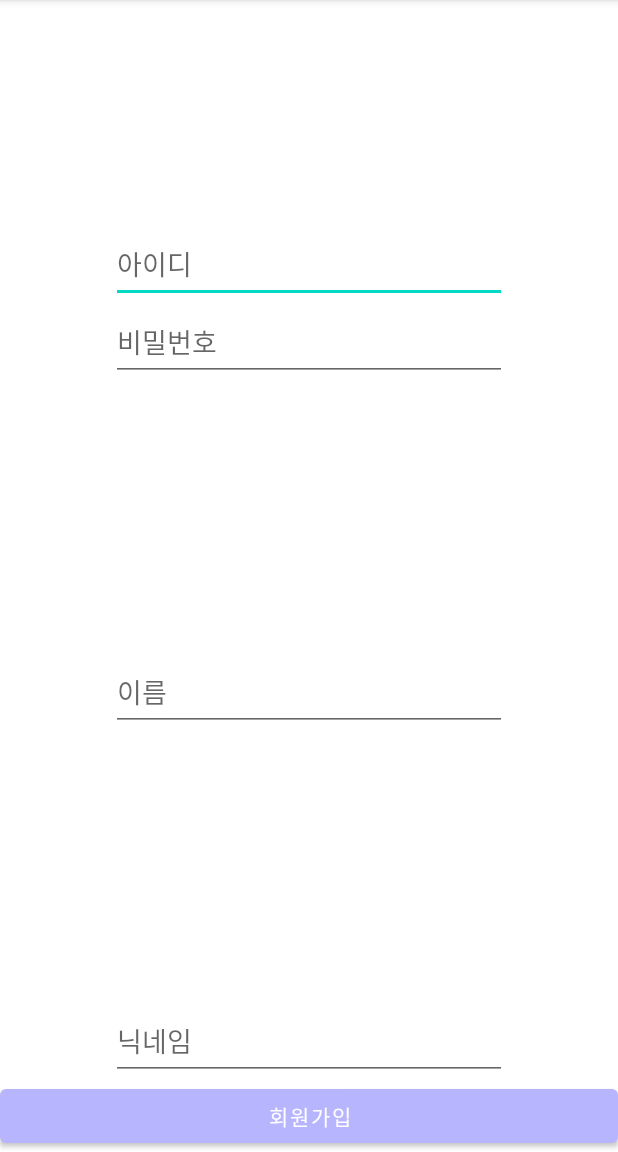
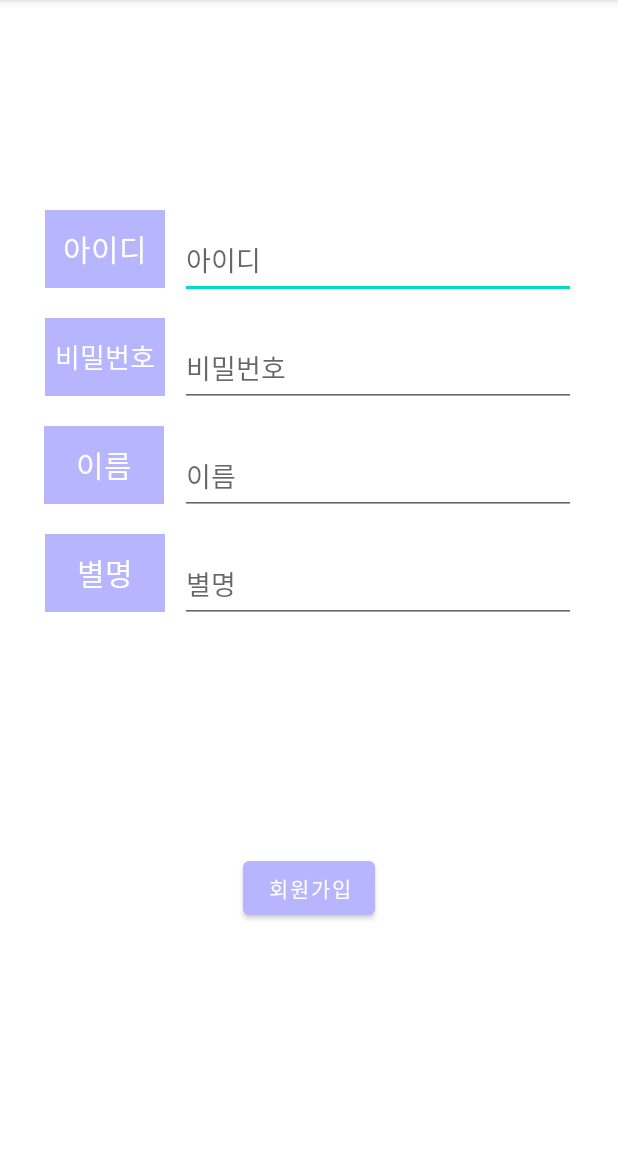
Before and after one commit to soe-un/moppo, an Android app: the RegisterActivity screen opened directly, with no data from a screen before it, after a tap on "회원가입", on a phone screen of 412 x 824 dp, the part 84-1236 px from its top. Run offline under Robolectric (Android 15) with nearby library versions, the phone set to English and light mode, and no system bars; network calls fail.

Commit message:
regiset oK

```diff
--- a/app/src/main/java/com/example/moppo/CustomAdapter.java
+++ b/app/src/main/java/com/example/moppo/CalendarAdapter.java
@@ -19,12 +19,12 @@ import androidx.recyclerview.widget.RecyclerView;
 
 import java.util.ArrayList;
 
-public class CustomAdapter extends RecyclerView.Adapter<CustomAdapter.CustomViewHolder> {
+public class CalendarAdapter extends RecyclerView.Adapter<CalendarAdapter.CustomViewHolder> {
 
     private ArrayList<DailyPlan> dailyPlans;
     private Context mContext;
 
-    public CustomAdapter(Context context, ArrayList<DailyPlan> dailyPlans) { //constructor
+    public CalendarAdapter(Context context, ArrayList<DailyPlan> dailyPlans) { //constructor
         this.mContext = context;
         this.dailyPlans = dailyPlans;
     }
@@ -52,13 +52,13 @@ public class CustomAdapter extends RecyclerView.Adapter<CustomAdapter.CustomView
 
     @NonNull
     @Override
-    public CustomAdapter.CustomViewHolder onCreateViewHolder(@NonNull ViewGroup parent, int viewType) { //뷰홀더 객체 생성
+    public CalendarAdapter.CustomViewHolder onCreateViewHolder(@NonNull ViewGroup parent, int viewType) { //뷰홀더 객체 생성
         View view = LayoutInflater.from(parent.getContext()).inflate(R.layout.item_list,parent,false);
         return new CustomViewHolder(view);
     }
 
     @Override
-    public void onBindViewHolder(@NonNull CustomAdapter.CustomViewHolder holder, int position) {//데이터를 뷰홀더에 바인딩
+    public void onBindViewHolder(@NonNull CalendarAdapter.CustomViewHolder holder, int position) {//데이터를 뷰홀더에 바인딩
         final DailyPlan dailyPlan = dailyPlans.get(position); //final로 선언해야 값이 바뀌지 않음
 
         holder.plan.setText(dailyPlan.getPlan());
--- a/app/src/main/java/com/example/moppo/DailyActivity.java
+++ b/app/src/main/java/com/example/moppo/DailyActivity.java
@@ -6,7 +6,6 @@ import android.view.LayoutInflater;
 import android.view.View;
 import android.widget.Button;
 import android.widget.EditText;
-import android.widget.ImageView;
 import android.widget.TextView;
 import android.widget.Toast;
 
@@ -21,16 +20,14 @@ import java.io.BufferedOutputStream;
 import java.io.DataInputStream;
 import java.io.DataOutputStream;
 import java.io.FileInputStream;
-import java.io.FileNotFoundException;
 import java.io.FileOutputStream;
 import java.io.IOException;
-import java.time.temporal.TemporalAccessor;
 import java.util.ArrayList;
 
 public class DailyActivity extends AppCompatActivity {
 
     private ArrayList<DailyPlan> mPlanList = new ArrayList<>();
-    private CustomAdapter mAdapter;
+    private CalendarAdapter mAdapter;
     private RecyclerView mRecyclerView;
     private RecyclerView.LayoutManager mLayoutManager;
     String selectedDate;
@@ -47,7 +44,7 @@ public class DailyActivity extends AppCompatActivity {
         mLayoutManager = new LinearLayoutManager(this);
         mRecyclerView.setLayoutManager(mLayoutManager);
 
-        mAdapter = new CustomAdapter(this, mPlanList);
+        mAdapter = new CalendarAdapter(this, mPlanList);
         mRecyclerView.setAdapter(mAdapter);
 
         Intent intent = getIntent();
--- a/app/src/main/java/com/example/moppo/LoginActivity.java
+++ b/app/src/main/java/com/example/moppo/LoginActivity.java
@@ -70,14 +70,13 @@ public class LoginActivity extends AppCompatActivity {
                     @Override
                     public void onResponse(String response) {
                         try {
-                            System.out.println("response : " + response);
+                            //System.out.println("response : " + response);
 
                             JSONObject jsonObject = new JSONObject(response);
                             boolean success = jsonObject.getBoolean("success");
 
 
                             if (success) {
-
                                 String userID = jsonObject.getString("userID");
                                 String userPwd = jsonObject.getString("userPwd");
 
@@ -123,7 +122,7 @@ public class LoginActivity extends AppCompatActivity {
                     @Override
                     public void onSuccess(MeV2Response result) {
                         Intent intent = new Intent(LoginActivity.this, CalendarActivity.class);
-                        intent.putExtra("name", result.getKakaoAccount().getProfile().getNickname());//지원 중단
+                        //intent.putExtra("name", result.getKakaoAccount().getProfile().getNickname());//지원 중단
                         intent.putExtra("profileImg", result.getKakaoAccount().getProfile().getProfileImageUrl());
                         intent.putExtra("email", result.getKakaoAccount().getEmail());
                         startActivity(intent);
@@ -136,7 +135,7 @@ public class LoginActivity extends AppCompatActivity {
 
             @Override
             public void onSessionOpenFailed(KakaoException exception) {
-
+                System.out.println("not open");
             }
         };
         Session.getCurrentSession().addCallback(mSessionCallback);
--- a/app/src/main/java/com/example/moppo/RegisterActivity.java
+++ b/app/src/main/java/com/example/moppo/RegisterActivity.java
@@ -32,11 +32,12 @@ public class RegisterActivity extends AppCompatActivity {
             public void onClick(View view){//Eidt Text에 입력되어 있는 값 가져오기
                 String userID=et_id.getText().toString();
                 String userPass=et_pass.getText().toString();
-                String userName=et_name.getText().toString();
-                String nickName=et_nick.getText().toString();
+                String name=et_name.getText().toString();
+                String nickname=et_nick.getText().toString();
 
-                RegisterData task = new RegisterData();
-                task.execute("http://" + IP_ADDRESS + "/insert.php", userID, userPass, userName, nickName);
+                RegisterData task = new RegisterData(getApplicationContext());
+                task.execute("http://" + IP_ADDRESS + "/register.php", userID, userPass, name, nickname);
+
             }
         });
     }
--- a/app/src/main/java/com/example/moppo/RegisterData.java
+++ b/app/src/main/java/com/example/moppo/RegisterData.java
@@ -1,7 +1,9 @@
 package com.example.moppo;
 
+import android.content.Context;
 import android.os.AsyncTask;
 import android.util.Log;
+import android.widget.Toast;
 
 import java.io.BufferedReader;
 import java.io.InputStream;
@@ -12,6 +14,11 @@ import java.net.URL;
 
 class RegisterData extends AsyncTask<String, Void, String> {
     private static String TAG = "phptest";
+    Context registerContext;
+
+    public RegisterData(Context c){
+        this.registerContext = c;
+    }
 
     @Override
     protected void onPreExecute(){
@@ -19,9 +26,12 @@ class RegisterData extends AsyncTask<String, Void, String> {
     }
 
     @Override
-    protected void onPostExecute(String result){
+    protected void onPostExecute(String result) {
         super.onPostExecute(result);
-        Log.d(TAG,"POST response - " +result);
+        Log.d(TAG, "POST response - " + result);
+        if (result.equals("success")) {
+            Toast.makeText(registerContext, "회원가입이 되었습니다.", Toast.LENGTH_LONG).show();
+        } else { Toast.makeText(registerContext, result, Toast.LENGTH_LONG).show(); }
     }
 
     @Override
@@ -29,11 +39,11 @@ class RegisterData extends AsyncTask<String, Void, String> {
         //id, password, name, nickname
         String userID = (String)params[1];
         String userPwd = (String)params[2];
-        String userName = (String)params[3];
-        String nickName = (String)params[4];
+        String name = (String)params[3];
+        String nickname = (String)params[4];
 
         String serverURL = (String)params[0];
-        String postParameters = "userID=" + userID + "&userPwd=" + userPwd + "&userName=" + userName + "&nickName=" + nickName;
+        String postParameters = "userID=" + userID + "&userPwd=" + userPwd + "&name=" + name + "&nickname=" + nickname;
 
         try{
 
--- a/app/src/main/java/com/example/moppo/ServerInfo.java
+++ b/app/src/main/java/com/example/moppo/ServerInfo.java
@@ -1,7 +1,7 @@
 package com.example.moppo;
 
 public class ServerInfo {
-    final static private String IPaddress = "172.30.1.15";
+    final static private String IPaddress = "52.78.45.99";
     final static private String loginURL = "http://"+IPaddress+"/login.php";
 
     public static String getIPaddress() {
--- a/app/src/main/res/layout/activity_login.xml
+++ b/app/src/main/res/layout/activity_login.xml
@@ -16,7 +16,7 @@
         android:layout_marginEnd="8dp"
         android:layout_marginRight="8dp"
         android:ems="10"
-        android:hint="아이디"
+        android:hint="@string/id"
         android:inputType="textPersonName"
         app:layout_constraintEnd_toEndOf="parent"
         app:layout_constraintHorizontal_bias="0.484"
@@ -33,8 +33,8 @@
         android:layout_marginEnd="8dp"
         android:layout_marginRight="8dp"
         android:ems="10"
-        android:hint="비밀번호"
-        android:inputType="textPersonName"
+        android:hint="@string/pw"
+        android:inputType="textPassword"
         app:layout_constraintEnd_toEndOf="parent"
         app:layout_constraintHorizontal_bias="0.484"
         app:layout_constraintStart_toStartOf="parent"
--- a/app/src/main/res/layout/activity_register.xml
+++ b/app/src/main/res/layout/activity_register.xml
@@ -10,22 +10,26 @@
         android:id="@+id/et_id"
         android:layout_width="264dp"
         android:layout_height="52dp"
-        android:layout_marginTop="150dp"
         android:ems="10"
-        android:hint="아이디"
+        android:hint="@string/id"
         android:inputType="textPersonName"
+        app:layout_constraintBottom_toBottomOf="parent"
         app:layout_constraintEnd_toEndOf="parent"
+        app:layout_constraintHorizontal_bias="0.809"
         app:layout_constraintStart_toStartOf="parent"
-        app:layout_constraintTop_toTopOf="parent" />
+        app:layout_constraintTop_toTopOf="parent"
+        app:layout_constraintVertical_bias="0.206" />
 
     <EditText
         android:id="@+id/et_pass"
         android:layout_width="264dp"
         android:layout_height="52dp"
+        android:layout_marginTop="20dp"
         android:ems="10"
-        android:hint="비밀번호"
-        android:inputType="textPersonName"
+        android:hint="@string/pw"
+        android:inputType="textPassword"
         app:layout_constraintEnd_toEndOf="parent"
+        app:layout_constraintHorizontal_bias="0.809"
         app:layout_constraintStart_toStartOf="parent"
         app:layout_constraintTop_toBottomOf="@+id/et_id" />
 
@@ -33,11 +37,12 @@
         android:id="@+id/et_name"
         android:layout_width="264dp"
         android:layout_height="52dp"
+        android:layout_marginTop="20dp"
         android:ems="10"
-        android:hint="이름"
+        android:hint="@string/name"
         android:inputType="textPersonName"
-        app:layout_constraintBottom_toTopOf="@+id/et_nick"
         app:layout_constraintEnd_toEndOf="parent"
+        app:layout_constraintHorizontal_bias="0.809"
         app:layout_constraintStart_toStartOf="parent"
         app:layout_constraintTop_toBottomOf="@+id/et_pass" />
 
@@ -45,19 +50,88 @@
         android:id="@+id/et_nick"
         android:layout_width="264dp"
         android:layout_height="52dp"
+        android:layout_marginTop="20dp"
         android:ems="10"
-        android:hint="닉네임"
+        android:hint="@string/nickname"
         android:inputType="textPersonName"
-        app:layout_constraintBottom_toTopOf="@+id/register_btn"
+        app:layout_constraintEnd_toEndOf="parent"
+        app:layout_constraintHorizontal_bias="0.809"
+        app:layout_constraintStart_toStartOf="parent"
+        app:layout_constraintTop_toBottomOf="@+id/et_name" />
+
+    <Button
+        android:id="@+id/register_btn"
+        android:layout_width="wrap_content"
+        android:layout_height="wrap_content"
+        android:layout_marginBottom="152dp"
+        android:text="@string/register"
+        app:layout_constraintBottom_toBottomOf="parent"
         app:layout_constraintEnd_toEndOf="parent"
         app:layout_constraintStart_toStartOf="parent" />
 
-    <Button
-        android:id="@+id/register_btn"
-        android:layout_width="0dp"
-        android:layout_height="wrap_content"
-        android:text="회원가입"
-        app:layout_constraintBottom_toBottomOf="parent"
-        app:layout_constraintEnd_toEndOf="parent"
-        app:layout_constraintStart_toStartOf="parent" />
+    <TextView
+        android:id="@+id/textView1"
+        android:layout_width="80dp"
+        android:layout_height="52dp"
+        android:layout_marginTop="140dp"
+        android:background="@color/main_color"
+        android:gravity="center_horizontal|center_vertical"
+        android:text="@string/id"
+        android:textColor="@color/white"
+        android:textColorHint="@color/white"
+        android:textSize="20sp"
+        app:layout_constraintEnd_toStartOf="@+id/et_id"
+        app:layout_constraintHorizontal_bias="0.75"
+        app:layout_constraintStart_toStartOf="parent"
+        app:layout_constraintTop_toTopOf="parent" />
+
+    <TextView
+        android:id="@+id/textView2"
+        android:layout_width="80dp"
+        android:layout_height="52dp"
+        android:layout_marginTop="20dp"
+        android:background="@color/main_color"
+        android:gravity="center_horizontal|center_vertical"
+        android:text="@string/pw"
+        android:textColor="@color/white"
+        android:textColorHint="@color/white"
+        android:textSize="18sp"
+        app:layout_constraintEnd_toStartOf="@+id/et_pass"
+        app:layout_constraintHorizontal_bias="0.743"
+        app:layout_constraintStart_toStartOf="parent"
+        app:layout_constraintTop_toBottomOf="@+id/textView1" />
+
+    <TextView
+        android:id="@+id/textView3"
+        android:layout_width="80dp"
+        android:layout_height="52dp"
+        android:layout_marginStart="16dp"
+        android:layout_marginLeft="16dp"
+        android:layout_marginTop="20dp"
+        android:background="@color/main_color"
+        android:gravity="center_horizontal|center_vertical"
+        android:text="@string/name"
+        android:textColor="@color/white"
+        android:textColorHint="@color/white"
+        android:textSize="20sp"
+        app:layout_constraintEnd_toStartOf="@+id/et_name"
+        app:layout_constraintHorizontal_bias="0.565"
+        app:layout_constraintStart_toStartOf="parent"
+        app:layout_constraintTop_toBottomOf="@+id/textView2" />
+
+    <TextView
+        android:id="@+id/textView4"
+        android:layout_width="80dp"
+        android:layout_height="52dp"
+        android:layout_marginTop="20dp"
+        android:background="@color/main_color"
+        android:gravity="center_horizontal|center_vertical"
+        android:text="@string/nickname"
+        android:textColor="@color/white"
+        android:textColorHint="@color/white"
+        android:textSize="20sp"
+        app:layout_constraintEnd_toStartOf="@+id/et_nick"
+        app:layout_constraintHorizontal_bias="0.743"
+        app:layout_constraintStart_toStartOf="parent"
+        app:layout_constraintTop_toBottomOf="@+id/textView3" />
 </androidx.constraintlayout.widget.ConstraintLayout>
--- a/app/src/main/res/values/strings.xml
+++ b/app/src/main/res/values/strings.xml
@@ -1,6 +1,9 @@
 <resources>
     <string name="app_name">Moppo</string>
     <string name="login">로그인</string>
-    <string name="kakaologin">카카오톡 로그인</string>
     <string name="register">회원가입</string>
+    <string name="name">이름</string>
+    <string name="id">아이디</string>
+    <string name="pw">비밀번호</string>
+    <string name="nickname">별명</string>
 </resources>
--- a/build.gradle
+++ b/build.gradle
@@ -5,7 +5,7 @@ buildscript {
         jcenter()
     }
     dependencies {
-        classpath "com.android.tools.build:gradle:4.1.2"
+        classpath 'com.android.tools.build:gradle:4.2.0'
 
         // NOTE: Do not place your application dependencies here; they belong
         // in the individual module build.gradle files
```
Also changed, not shown: gradle/wrapper/gradle-wrapper.properties, 1 other file.
